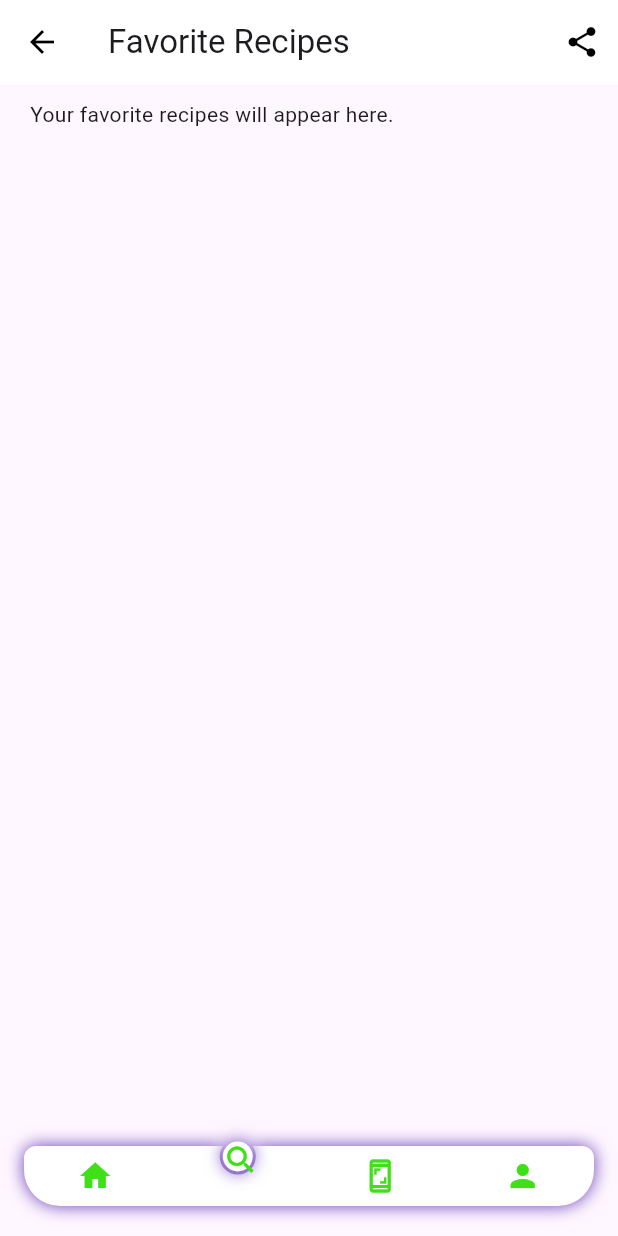
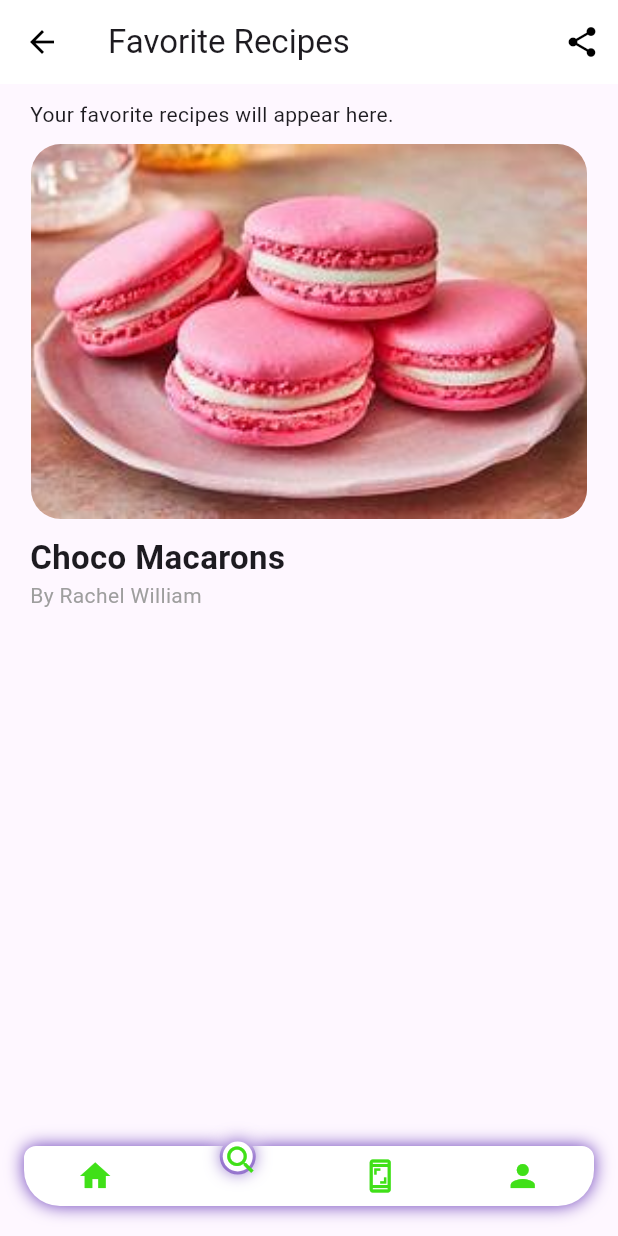
Before and after one commit to yvesco75/flutter, a Flutter app: the screen it shows after launch, on a phone screen of 412 x 824 dp. Run offline on Flutter 3.47's test engine with Material 3 defaults, Android fonts, the phone set to English and light mode, and no system bars; drawn by our look-alikes of circle_nav_bar.

Commit message:
Ajout de l'image principale ainsi que le titre

```diff
--- a/lib/Details.dart
+++ b/lib/Details.dart
@@ -28,6 +28,39 @@ class Details extends StatelessWidget {
               const SizedBox(height: 10),
               const Text("Your favorite recipes will appear here."),
               const SizedBox(height: 10),
+
+              // Image principale
+              Center(
+                child: ClipRRect(
+                  borderRadius: BorderRadius.circular(20),
+                  child: Image.asset(
+                    'assets/macarons.jpg', // Remplace par ton image
+                    width: MediaQuery.of(context).size.width * 0.9,
+                    height: 250,
+                    fit: BoxFit.cover,
+                  ),
+                ),
+              ),
+              const SizedBox(height: 10),
+
+              // Titre + Note
+              Row(
+                mainAxisAlignment: MainAxisAlignment.spaceBetween,
+                children: [
+                  Column(
+                    crossAxisAlignment: CrossAxisAlignment.start,
+                    children: const [
+                      Text(
+                        "Choco Macarons",
+                        style: TextStyle(
+                            fontSize: 22, fontWeight: FontWeight.bold),
+                      ),
+                      Text("By Rachel William",
+                          style: TextStyle(color: Colors.grey)),
+                    ],
+                  ),
+                ],
+              ),
             ],
           ),
         ),
```
